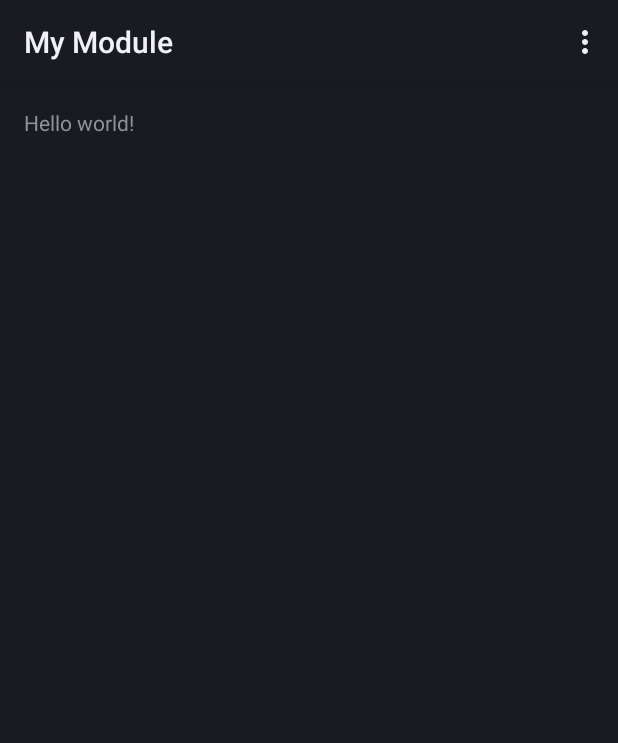
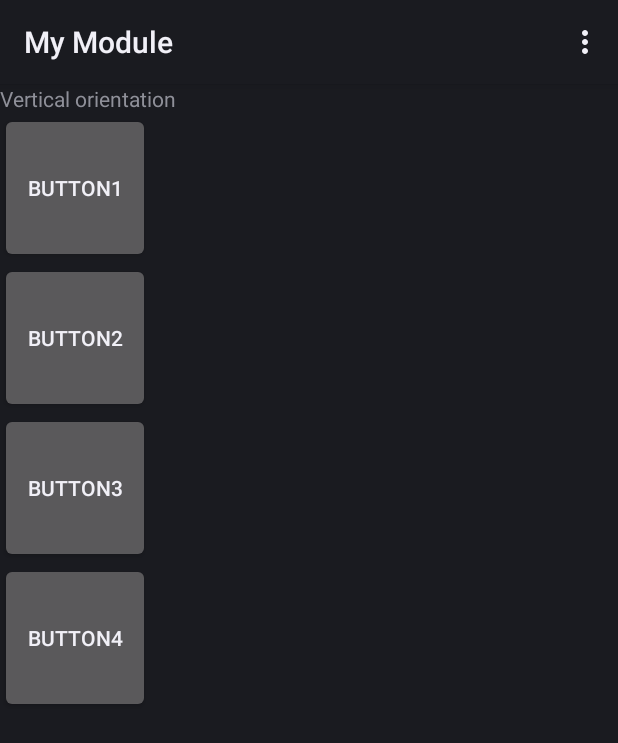
Before and after one commit to timoxino/StartAndroid, an Android app: the screen it shows after launch (MainActivity), on a phone screen of 412 x 824 dp. Shown: the top 743 px of the screen. Run offline under Robolectric (Android 15) with nearby library versions, the phone set to English and light mode, and no system bars.

Commit message:
Added custom layout for portrait and landscape mode

```diff
--- a/StartAndroid/src/main/java/by/startandroid/MainActivity.java
+++ b/StartAndroid/src/main/java/by/startandroid/MainActivity.java
@@ -57,7 +57,7 @@ public class MainActivity extends Activity {
         @Override
         public View onCreateView(LayoutInflater inflater, ViewGroup container,
                 Bundle savedInstanceState) {
-            View rootView = inflater.inflate(R.layout.fragment_main, container, false);
+            View rootView = inflater.inflate(R.layout.myscreen, container, false);
             return rootView;
         }
     }
--- /dev/null
+++ b/StartAndroid/src/main/res/layout-land/myscreen.xml
@@ -0,0 +1,46 @@
+<?xml version="1.0" encoding="utf-8"?>
+
+<LinearLayout xmlns:android="http://schemas.android.com/apk/res/android"
+              android:orientation="vertical"
+              android:layout_width="match_parent"
+              android:layout_height="match_parent">
+
+  <TextView
+      android:id="@+id/textView1"
+      android:layout_width="wrap_content"
+      android:layout_height="wrap_content"
+      android:text="Horizontal orientation"/>
+
+  <LinearLayout
+      android:layout_width="match_parent"
+      android:layout_height="wrap_content"
+      android:id="@+id/linearLayout1"
+      android:orientation="horizontal">
+
+    <Button
+        android:layout_width="100dp"
+        android:layout_height="100dp"
+        android:id="@+id/button1"
+        android:text="Button1"/>
+
+    <Button
+        android:layout_width="100dp"
+        android:layout_height="100dp"
+        android:id="@+id/button2"
+        android:text="Button2"/>
+
+    <Button
+        android:layout_width="100dp"
+        android:layout_height="100dp"
+        android:id="@+id/button3"
+        android:text="Button3"/>
+
+    <Button
+        android:layout_width="100dp"
+        android:layout_height="100dp"
+        android:id="@+id/button4"
+        android:text="Button4"/>
+
+  </LinearLayout>
+
+</LinearLayout>
--- /dev/null
+++ b/StartAndroid/src/main/res/layout/myscreen.xml
@@ -0,0 +1,46 @@
+<?xml version="1.0" encoding="utf-8"?>
+
+<LinearLayout xmlns:android="http://schemas.android.com/apk/res/android"
+              android:orientation="vertical"
+              android:layout_width="match_parent"
+              android:layout_height="match_parent">
+
+  <TextView
+      android:id="@+id/textView1"
+      android:layout_width="wrap_content"
+      android:layout_height="wrap_content"
+      android:text="Vertical orientation"/>
+
+  <LinearLayout
+      android:layout_width="match_parent"
+      android:layout_height="wrap_content"
+      android:id="@+id/linearLayout1"
+      android:orientation="vertical">
+
+    <Button
+        android:layout_width="100dp"
+        android:layout_height="100dp"
+        android:id="@+id/button1"
+        android:text="Button1"/>
+
+    <Button
+        android:layout_width="100dp"
+        android:layout_height="100dp"
+        android:id="@+id/button2"
+        android:text="Button2"/>
+
+    <Button
+        android:layout_width="100dp"
+        android:layout_height="100dp"
+        android:id="@+id/button3"
+        android:text="Button3"/>
+
+    <Button
+        android:layout_width="100dp"
+        android:layout_height="100dp"
+        android:id="@+id/button4"
+        android:text="Button4"/>
+
+  </LinearLayout>
+
+</LinearLayout>
```
